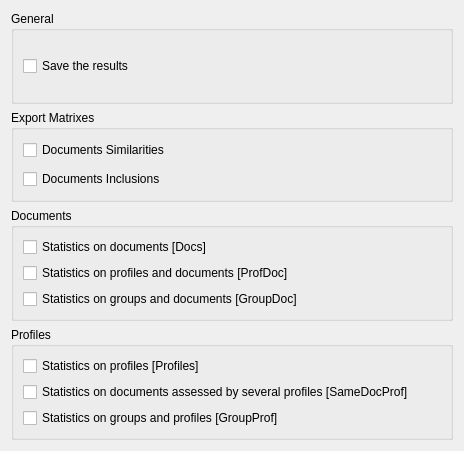
Old version of the form statsims/frontend/kde/config.ui in the repository pfrancq/galilei.
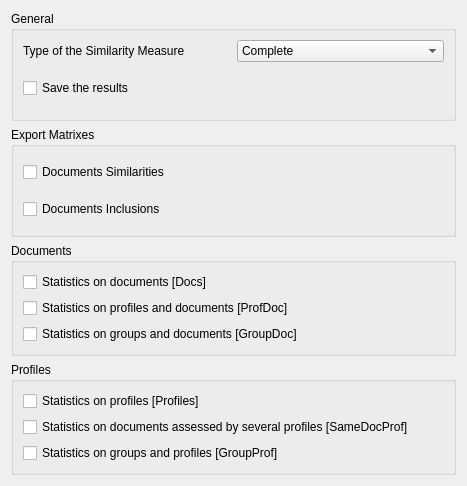
New version of the form. Custom widgets are drawn as their Qt base class.

Diff of the .ui file:
```diff
--- a/statsims/frontend/kde/config.ui
+++ b/statsims/frontend/kde/config.ui
@@ -1,12 +1,12 @@
 <ui version="4.0" >
  <class>Config</class>
- <widget class="QWidget" name="Config" >
-  <property name="geometry" >
+ <widget class="QWidget" name="Config">
+  <property name="geometry">
    <rect>
     <x>0</x>
     <y>0</y>
-    <width>464</width>
-    <height>451</height>
+    <width>467</width>
+    <height>486</height>
    </rect>
   </property>
   <property name="windowTitle" >
@@ -20,10 +20,35 @@
      </property>
      <layout class="QVBoxLayout" name="verticalLayout" >
       <item>
-       <layout class="QHBoxLayout" >
+       <layout class="QHBoxLayout" name="horizontalLayout_3">
         <item>
-         <widget class="QCheckBox" name="SaveResults" >
-          <property name="toolTip" >
+         <widget class="QLabel" name="label">
+          <property name="text">
+           <string>Type of the Similarity Measure</string>
+          </property>
+         </widget>
+        </item>
+        <item>
+         <widget class="QComboBox" name="MeasureType">
+          <item>
+           <property name="text">
+            <string>Complete</string>
+           </property>
+          </item>
+          <item>
+           <property name="text">
+            <string>Nearest Neighbors</string>
+           </property>
+          </item>
+         </widget>
+        </item>
+       </layout>
+      </item>
+      <item>
+       <layout class="QHBoxLayout">
+        <item>
+         <widget class="QCheckBox" name="SaveResults">
+          <property name="toolTip">
            <string>Should the results be saved in a file [SaveResults].</string>
           </property>
           <property name="text" >
```
Left out of the diff: 89 changed lines with no effect on the pictures.
